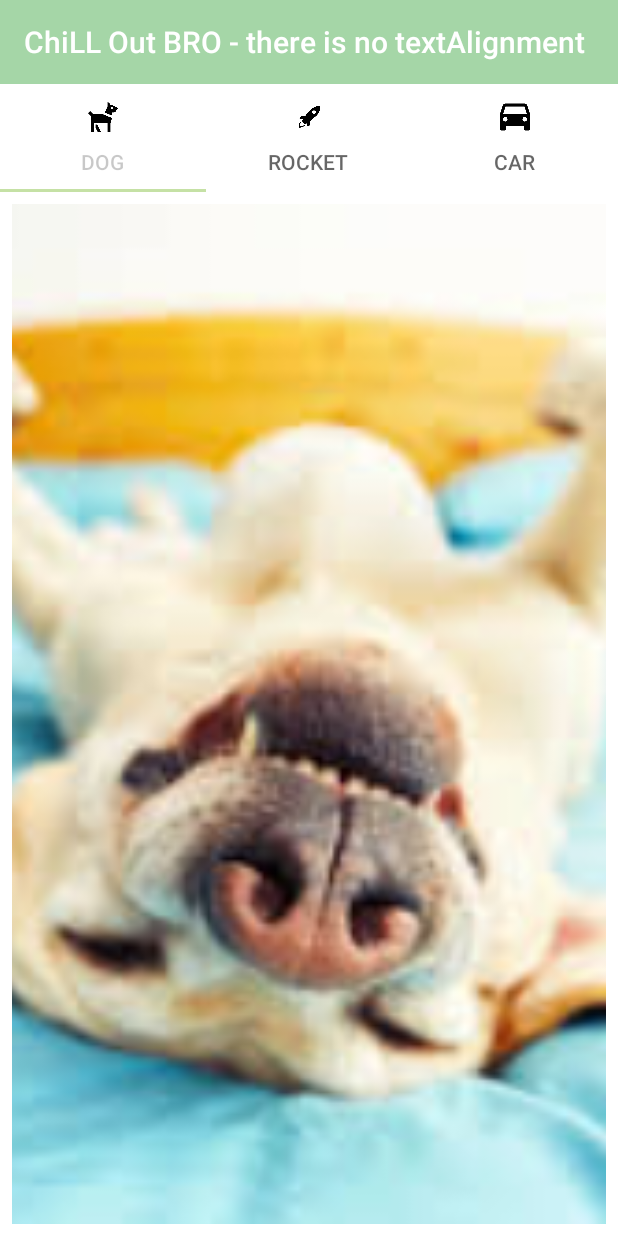
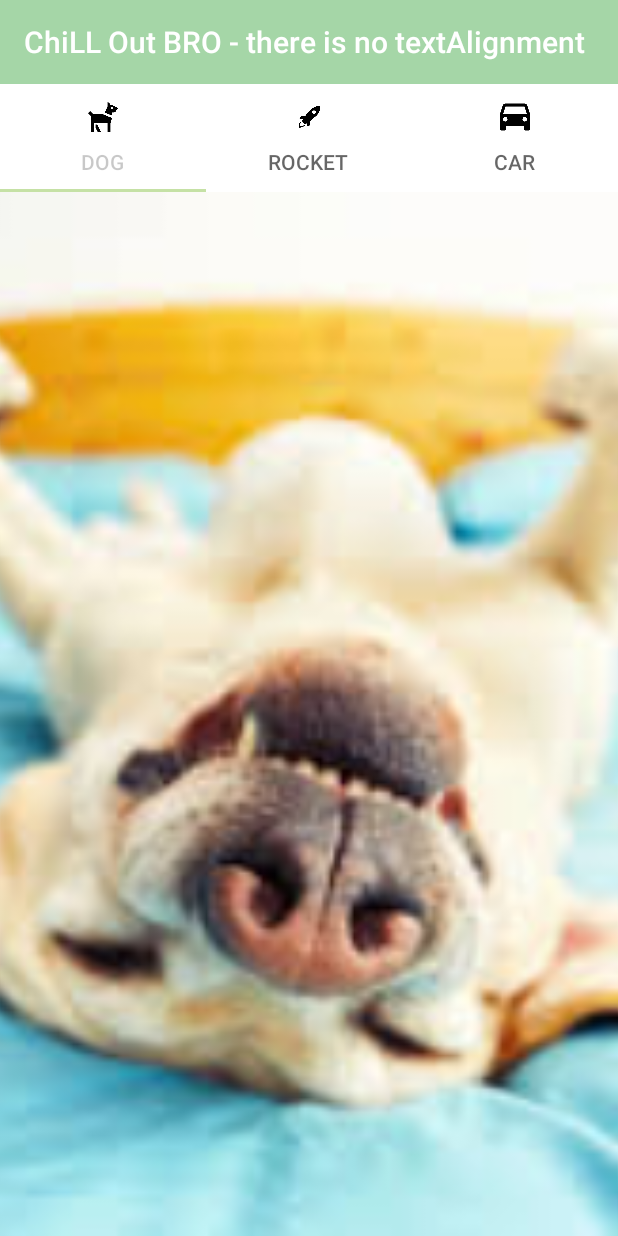
Before and after one commit to kAnavishe/HomeWork, an Android app: the screen it shows after launch (MainActivity), on a phone screen of 412 x 824 dp. Run offline under Robolectric (Android 15) with nearby library versions, the phone set to English and light mode, and no system bars.

Commit message:
Fragments padding changed

```diff
--- a/Task03/app/src/main/java/com/example/android/task03/MainActivity.java
+++ b/Task03/app/src/main/java/com/example/android/task03/MainActivity.java
@@ -37,9 +37,9 @@ public class MainActivity extends AppCompatActivity {
 
         mToolBar = findViewById(R.id.toolBar);
         mToolBar.setTitle(getResources().getString(R.string.title));
-        //   setSupportActionBar(mToolBar);
 
         mTabLayout = findViewById(R.id.tabLayout);
+
         mDogTabItem = findViewById(R.id.dogTabItem);
         mCarTabItem = findViewById(R.id.carTabItem);
         mRocketTabItem = findViewById(R.id.rocketTabItem);
--- a/Task03/app/src/main/res/layout/fragment_car.xml
+++ b/Task03/app/src/main/res/layout/fragment_car.xml
@@ -9,7 +9,6 @@
         android:id="@+id/CarImage"
         android:layout_width="match_parent"
         android:layout_height="match_parent"
-        android:layout_margin="8dp"
         android:scaleType="centerCrop"
         android:src="@drawable/car" />
 
--- a/Task03/app/src/main/res/layout/fragment_dog.xml
+++ b/Task03/app/src/main/res/layout/fragment_dog.xml
@@ -9,7 +9,6 @@
         android:id="@+id/DogImage"
         android:layout_width="match_parent"
         android:layout_height="match_parent"
-        android:layout_margin="8dp"
         android:scaleType="centerCrop"
         android:src="@drawable/dog" />
 
--- a/Task03/app/src/main/res/layout/fragment_rocket.xml
+++ b/Task03/app/src/main/res/layout/fragment_rocket.xml
@@ -9,7 +9,6 @@
         android:id="@+id/RocketImage"
         android:layout_width="match_parent"
         android:layout_height="match_parent"
-        android:layout_margin="8dp"
         android:scaleType="centerCrop"
         android:src="@drawable/rocket" />
 
```
